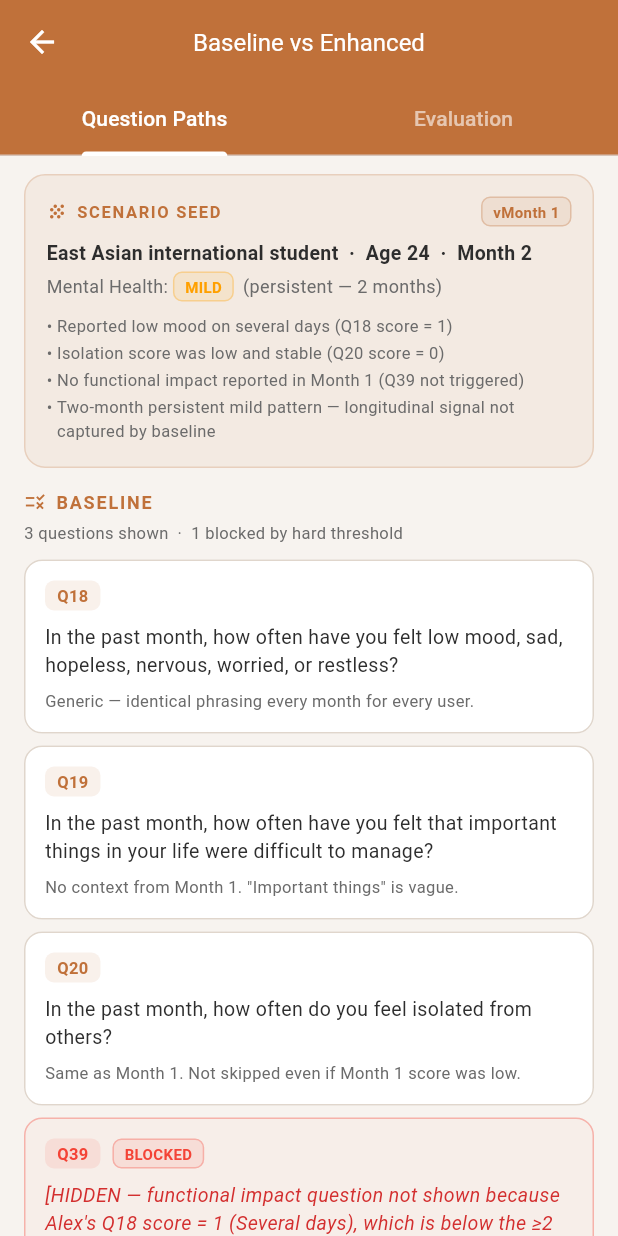
After one commit to JayReeMarine/FWG-Adaptive-Assessments, a Flutter app: the screen it shows after launch, after a tap on "View Side-by-Side", on a phone screen of 412 x 824 dp. The commit adds this screen. Run offline on Flutter 3.47's test engine with Material 3 defaults, Android fonts, the phone set to English and light mode, and no system bars; our stand-ins replace supabase_flutter; accounts and stored records are empty.

Commit message:
creat comparison data with baseline + enhanced version

```diff
--- a/flutter_mockup/lib/config/comparison_scenario.dart
+++ b/flutter_mockup/lib/config/comparison_scenario.dart
@@ -115,27 +115,27 @@ const alexSeed = UserSeed(
 /// In Alex's scenario: Q18 answer = 1 (Several days) → Rule 13 NOT triggered
 ///   → Q39 is HIDDEN.  This is the core limitation the enhanced version fixes.
 const baselineMentalHealthPath = [
-  _BaselineQuestion(
+  BaselineQuestion(
     id: 18,
     text: 'In the past month, how often have you felt low mood, sad, '
         'hopeless, nervous, worried, or restless?',
     options: ['Not at all', 'Several days', 'More than half the days', 'Nearly every day'],
     note: 'Generic — identical phrasing every month for every user.',
   ),
-  _BaselineQuestion(
+  BaselineQuestion(
     id: 19,
     text: 'In the past month, how often have you felt that important things '
         'in your life were difficult to manage?',
     options: ['Never', 'Rarely', 'Sometimes', 'Often', 'Always'],
     note: 'No context from Month 1. "Important things" is vague.',
   ),
-  _BaselineQuestion(
+  BaselineQuestion(
     id: 20,
     text: 'In the past month, how often do you feel isolated from others?',
     options: ['Not at all', 'Several days', 'More than half the days', 'Nearly every day'],
     note: 'Same as Month 1. Not skipped even if Month 1 score was low.',
   ),
-  _BaselineQuestion(
+  BaselineQuestion(
     id: 39,
     text: '[HIDDEN — functional impact question not shown because '
         'Alex\'s Q18 score = 1 (Several days), which is below the ≥2 threshold '
@@ -157,7 +157,7 @@ const baselineMentalHealthPath = [
 ///   4. Q39 unlocked early based on two-month pattern, not hard score threshold
 ///   5. Q20 skipped — low & stable score from Month 1, no new information
 const enhancedMentalHealthPath = [
-  _EnhancedQuestion(
+  EnhancedQuestion(
     id: 18,
     text: 'Over the past month, have you continued to experience feelings like '
         'low mood, worry, or restlessness? Last month you reported this '
@@ -166,7 +166,7 @@ const enhancedMentalHealthPath = [
     why: 'References Month 1. Acknowledges continuity rather than repeating '
         'the same generic question.',
   ),
-  _EnhancedQuestion(
+  EnhancedQuestion(
     id: 19,
     text: 'In the past month, has it felt harder than usual to stay on top '
         'of your studies, daily responsibilities, or relationships?',
@@ -174,7 +174,7 @@ const enhancedMentalHealthPath = [
     why: 'Student-specific phrasing ("studies, responsibilities") replaces '
         'the vague "important things in your life". More relevant to Alex\'s context.',
   ),
-  _EnhancedQuestion(
+  EnhancedQuestion(
     id: -1, // mock — not yet in DB
     text: 'Since you\'ve reported similar feelings for two months in a row, '
         'how would you describe the change over the past month?',
@@ -183,7 +183,7 @@ const enhancedMentalHealthPath = [
         'Not based on a single-month score threshold. '
         'Captures longitudinal signal the baseline cannot detect.',
   ),
-  _EnhancedQuestion(
+  EnhancedQuestion(
     id: 39,
     text: 'Have these feelings made it harder for you to manage your daily life — '
         'for example, attending classes, completing work, or maintaining relationships?',
@@ -201,32 +201,32 @@ const enhancedMentalHealthPath = [
 
 /// Comparison of baseline vs enhanced for each of Zach's 6 evaluation dimensions.
 const comparisonSummary = [
-  _Dimension(
+  ComparisonDimension(
     name: 'Relevance',
     baseline: 'Generic questions for all users at any month',
     enhanced: 'Questions adapted to student context and Month 1 history',
   ),
-  _Dimension(
+  ComparisonDimension(
     name: 'Clarity',
     baseline: 'Clinical phrasing — "important things in your life were difficult to manage"',
     enhanced: 'Contextualised — "studies, daily responsibilities, or relationships"',
   ),
-  _Dimension(
+  ComparisonDimension(
     name: 'Non-repetitiveness',
     baseline: 'Q20 asked every month regardless of prior low stable score',
     enhanced: 'Q20 skipped — no new information expected based on Month 1',
   ),
-  _Dimension(
+  ComparisonDimension(
     name: 'Logical progression',
     baseline: 'Three standalone questions, no narrative link',
     enhanced: 'Q1 references Month 1 → trend Q → functional impact Q',
   ),
-  _Dimension(
+  ComparisonDimension(
     name: 'Perceived adaptiveness',
     baseline: 'No indication the system knows the user\'s history',
     enhanced: 'Q1 explicitly acknowledges Month 1: "Last month you reported…"',
   ),
-  _Dimension(
+  ComparisonDimension(
     name: 'Sensitivity / appropriateness',
     baseline: 'Identical clinical wording for all cultural backgrounds',
     enhanced: 'Softer tone reduces stigma barrier; student context reduces alienation',
@@ -235,13 +235,13 @@ const comparisonSummary = [
 
 // ─── Data classes (plain Dart — no Flutter dependencies) ─────────────────────
 
-class _BaselineQuestion {
+class BaselineQuestion {
   final int id;
   final String text;
   final List<String> options;
   final String note;
   final bool blocked;
-  const _BaselineQuestion({
+  const BaselineQuestion({
     required this.id,
     required this.text,
     required this.options,
@@ -250,12 +250,12 @@ class _BaselineQuestion {
   });
 }
 
-class _EnhancedQuestion {
+class EnhancedQuestion {
   final int id;
   final String text;
   final List<String> options;
   final String why;
-  const _EnhancedQuestion({
+  const EnhancedQuestion({
     required this.id,
     required this.text,
     required this.options,
@@ -263,11 +263,11 @@ class _EnhancedQuestion {
   });
 }
 
-class _Dimension {
+class ComparisonDimension {
   final String name;
   final String baseline;
   final String enhanced;
-  const _Dimension({
+  const ComparisonDimension({
     required this.name,
     required this.baseline,
     required this.enhanced,
--- /dev/null
+++ b/flutter_mockup/lib/screens/comparison_page.dart
@@ -0,0 +1,490 @@
+import 'package:flutter/material.dart';
+import '../config/comparison_scenario.dart';
+import '../utils/constants.dart';
+
+/// Side-by-side research comparison screen.
+///
+/// Shows the Mental Health domain question paths for Alex's Month 2 run:
+///   • Question Paths tab — Baseline questions (with blocked indicator)
+///                          vs Enhanced questions (with why labels)
+///   • Evaluation tab     — 6-dimension comparison table (Zach's criteria)
+///
+/// Used for supervisor demos and the Step 5/6 comparison environment.
+class ComparisonPage extends StatefulWidget {
+  const ComparisonPage({super.key});
+
+  @override
+  State<ComparisonPage> createState() => _ComparisonPageState();
+}
+
+class _ComparisonPageState extends State<ComparisonPage>
+    with SingleTickerProviderStateMixin {
+  late TabController _tabController;
+
+  @override
+  void initState() {
+    super.initState();
+    _tabController = TabController(length: 2, vsync: this);
+  }
+
+  @override
+  void dispose() {
+    _tabController.dispose();
+    super.dispose();
+  }
+
+  // ── Build ─────────────────────────────────────────────────────────────────
+
+  @override
+  Widget build(BuildContext context) {
+    return Scaffold(
+      backgroundColor: AppColors.background,
+      appBar: AppBar(
+        backgroundColor: AppColors.primary,
+        elevation: 0,
+        leading: IconButton(
+          icon: const Icon(Icons.arrow_back, color: Colors.white),
+          onPressed: () => Navigator.of(context).pop(),
+        ),
+        title: const Text(
+          'Baseline vs Enhanced',
+          style: TextStyle(color: Colors.white, fontSize: 16),
+        ),
+        centerTitle: true,
+        bottom: TabBar(
+          controller: _tabController,
+          indicatorColor: Colors.white,
+          labelColor: Colors.white,
+          unselectedLabelColor: Colors.white60,
+          tabs: const [
+            Tab(text: 'Question Paths'),
+            Tab(text: 'Evaluation'),
+          ],
+        ),
+      ),
+      body: Column(
+        children: [
+          _buildSeedCard(),
+          Expanded(
+            child: TabBarView(
+              controller: _tabController,
+              children: [
+                _buildQuestionPathsTab(),
+                _buildEvaluationTab(),
+              ],
+            ),
+          ),
+        ],
+      ),
+    );
+  }
+
+  // ── Scenario Seed Card ────────────────────────────────────────────────────
+
+  Widget _buildSeedCard() {
+    return Container(
+      margin: const EdgeInsets.fromLTRB(16, 12, 16, 0),
+      padding: const EdgeInsets.all(14),
+      decoration: BoxDecoration(
+        color: AppColors.primary.withValues(alpha: 0.07),
+        borderRadius: BorderRadius.circular(14),
+        border: Border.all(color: AppColors.primary.withValues(alpha: 0.22)),
+      ),
+      child: Column(
+        crossAxisAlignment: CrossAxisAlignment.start,
+        children: [
+          Row(
+            children: [
+              const Icon(Icons.grain, size: 14, color: AppColors.primary),
+              const SizedBox(width: 6),
+              const Text(
+                'SCENARIO SEED',
+                style: TextStyle(
+                  fontSize: 11,
+                  fontWeight: FontWeight.w700,
+                  color: AppColors.primary,
+                  letterSpacing: 1.1,
+                ),
+              ),
+              const Spacer(),
+              _tagChip('v${alexSeed.version}', AppColors.primary),
+            ],
+          ),
+          const SizedBox(height: 8),
+          Text(
+            '${alexSeed.demographics.background}  ·  '
+            'Age ${alexSeed.demographics.age}  ·  Month 2',
+            style: const TextStyle(
+              fontSize: 13,
+              fontWeight: FontWeight.w600,
+              color: AppColors.textPrimary,
+            ),
+          ),
+          const SizedBox(height: 3),
+          Row(
+            children: [
+              const Text(
+                'Mental Health: ',
+                style: TextStyle(fontSize: 12, color: AppColors.textSecondary),
+              ),
+              _tagChip(
+                alexSeed.domainRiskLevels['MENTAL HEALTH']!.toUpperCase(),
+                Colors.amber[700]!,
+              ),
+              const SizedBox(width: 6),
+              const Text(
+                '(persistent — 2 months)',
+                style: TextStyle(fontSize: 12, color: AppColors.textSecondary),
+              ),
+            ],
+          ),
+          const SizedBox(height: 8),
+          ...alexSeed.contextNotes.map(
+            (note) => Padding(
+              padding: const EdgeInsets.only(bottom: 2),
+              child: Row(
+                crossAxisAlignment: CrossAxisAlignment.start,
+                children: [
+                  const Text('• ',
+                      style: TextStyle(
+                          fontSize: 11, color: AppColors.textSecondary)),
+                  Expanded(
+                    child: Text(
+                      note,
+                      style: const TextStyle(
+                          fontSize: 11, color: AppColors.textSecondary),
+                    ),
+                  ),
+                ],
+              ),
+            ),
+          ),
+        ],
+      ),
+    );
+  }
+
+  // ── Question Paths Tab ────────────────────────────────────────────────────
+
+  Widget _buildQuestionPathsTab() {
+    return SingleChildScrollView(
+      padding: const EdgeInsets.fromLTRB(16, 14, 16, 24),
+      child: Column(
+        crossAxisAlignment: CrossAxisAlignment.start,
+        children: [
+          _sectionHeader('BASELINE', AppColors.primary, Icons.rule),
+          const SizedBox(height: 4),
+          Text(
+            '${baselineMentalHealthPath.length - 1} questions shown  ·  1 blocked by hard threshold',
+            style: const TextStyle(fontSize: 11, color: AppColors.textSecondary),
+          ),
+          const SizedBox(height: 10),
+          ...baselineMentalHealthPath.map(_buildBaselineCard),
+          const SizedBox(height: 20),
+          _sectionHeader(
+              'ENHANCED', const Color(0xFF1565C0), Icons.auto_awesome),
+          const SizedBox(height: 4),
+          const Text(
+            '4 questions shown  ·  1 skipped (low stable score)  ·  1 new question',
+            style: TextStyle(fontSize: 11, color: AppColors.textSecondary),
+          ),
+          const SizedBox(height: 10),
+          ...enhancedMentalHealthPath.map(_buildEnhancedCard),
+          _buildSkippedNote(),
+        ],
+      ),
+    );
+  }
+
+  Widget _buildBaselineCard(BaselineQuestion q) {
+    return Card(
+      elevation: 0,
+      margin: const EdgeInsets.only(bottom: 8),
+      shape: RoundedRectangleBorder(
+        borderRadius: BorderRadius.circular(12),
+        side: BorderSide(
+          color: q.blocked
+              ? Colors.red.withValues(alpha: 0.35)
+              : AppColors.divider,
+        ),
+      ),
+      color: q.blocked
+          ? Colors.red.withValues(alpha: 0.03)
+          : AppColors.cardBackground,
+      child: Padding(
+        padding: const EdgeInsets.all(14),
+        child: Column(
+          crossAxisAlignment: CrossAxisAlignment.start,
+          children: [
+            Row(
+              children: [
+                _qBadge(
+                  'Q${q.id}',
+                  q.blocked ? Colors.red : AppColors.primary,
+                ),
+                const SizedBox(width: 8),
+                if (q.blocked) _tagChip('BLOCKED', Colors.red),
+              ],
+            ),
+            const SizedBox(height: 8),
+            Text(
+              q.text,
+              style: TextStyle(
+                fontSize: 13,
+                color: q.blocked
+                    ? Colors.red.shade700
+                    : AppColors.textPrimary,
+                fontStyle:
+                    q.blocked ? FontStyle.italic : FontStyle.normal,
+              ),
+            ),
+            const SizedBox(height: 6),
+            Text(
+              q.note,
+              style: const TextStyle(
+                  fontSize: 11, color: AppColors.textSecondary),
+            ),
+          ],
+        ),
+      ),
+    );
+  }
+
+  Widget _buildEnhancedCard(EnhancedQuestion q) {
+    final isMock = q.id == -1;
+    final isUnlocked = q.id == 39;
+    return Card(
+      elevation: 0,
+      margin: const EdgeInsets.only(bottom: 8),
+      shape: RoundedRectangleBorder(
+        borderRadius: BorderRadius.circular(12),
+        side: BorderSide(
+          color: const Color(0xFF1565C0).withValues(alpha: 0.25),
+        ),
+      ),
+      child: Padding(
+        padding: const EdgeInsets.all(14),
+        child: Column(
+          crossAxisAlignment: CrossAxisAlignment.start,
+          children: [
+            Row(
+              children: [
+                _qBadge(
+                  isMock ? 'NEW' : 'Q${q.id}',
+                  const Color(0xFF1565C0),
+                ),
+                const SizedBox(width: 8),
+                if (isMock) _tagChip('NEW QUESTION', Colors.teal),
+                if (isUnlocked)
+                  _tagChip('UNLOCKED EARLY', const Color(0xFF1565C0)),
+              ],
+            ),
+            const SizedBox(height: 8),
+            Text(
+              q.text,
+              style: const TextStyle(
+                  fontSize: 13, color: AppColors.textPrimary),
+            ),
+            const SizedBox(height: 6),
+            Row(
+              crossAxisAlignment: CrossAxisAlignment.start,
+              children: [
+                const Icon(Icons.lightbulb_outline,
+                    size: 12, color: AppColors.accent),
+                const SizedBox(width: 4),
+                Expanded(
+                  child: Text(
+                    q.why,
+                    style: const TextStyle(
+                        fontSize: 11, color: AppColors.textSecondary),
+                  ),
+                ),
+              ],
+            ),
+          ],
+        ),
+      ),
+    );
+  }
+
+  Widget _buildSkippedNote() {
+    return Card(
+      elevation: 0,
+      margin: const EdgeInsets.only(bottom: 8),
+      shape: RoundedRectangleBorder(
+        borderRadius: BorderRadius.circular(12),
+        side: BorderSide(color: Colors.grey.withValues(alpha: 0.3)),
+      ),
+      color: Colors.grey.withValues(alpha: 0.04),
+      child: const Padding(
+        padding: EdgeInsets.all(14),
+        child: Row(
+          crossAxisAlignment: CrossAxisAlignment.start,
+          children: [
+            Icon(Icons.skip_next, size: 16, color: AppColors.textSecondary),
+            SizedBox(width: 8),
+            Expanded(
+              child: Text(
+                'Q20 (isolation) — SKIPPED: Low and stable score in Month 1. '
+                'No new information expected.',
+                style: TextStyle(
+                    fontSize: 12,
+                    color: AppColors.textSecondary,
+                    fontStyle: FontStyle.italic),
+              ),
+            ),
+          ],
+        ),
+      ),
+    );
+  }
+
+  // ── Evaluation Tab ────────────────────────────────────────────────────────
+
+  Widget _buildEvaluationTab() {
+    return SingleChildScrollView(
+      padding: const EdgeInsets.fromLTRB(16, 14, 16, 24),
+      child: Column(
+        crossAxisAlignment: CrossAxisAlignment.start,
+        children: [
+          const Text(
+            'Zach\'s 6 Evaluation Dimensions',
+            style: TextStyle(
+              fontSize: 13,
+              fontWeight: FontWeight.w600,
+              color: AppColors.textPrimary,
+            ),
+          ),
+          const SizedBox(height: 4),
+          const Text(
+            'How well does each path score on the criteria used in the user study?',
+            style: TextStyle(fontSize: 12, color: AppColors.textSecondary),
+          ),
+          const SizedBox(height: 12),
+          ...comparisonSummary.map(_buildDimensionCard),
+        ],
+      ),
+    );
+  }
+
+  Widget _buildDimensionCard(ComparisonDimension d) {
+    return Card(
+      elevation: 0,
+      margin: const EdgeInsets.only(bottom: 10),
+      shape: RoundedRectangleBorder(
+        borderRadius: BorderRadius.circular(12),
+        side: const BorderSide(color: AppColors.divider),
+      ),
+      child: Padding(
+        padding: const EdgeInsets.all(14),
+        child: Column(
+          crossAxisAlignment: CrossAxisAlignment.start,
+          children: [
+            Text(
+              d.name,
+              style: const TextStyle(
+                fontWeight: FontWeight.w700,
+                fontSize: 14,
+                color: AppColors.textPrimary,
+              ),
+            ),
+            const SizedBox(height: 10),
+            _dimensionRow('Baseline', d.baseline, AppColors.primary),
+            const SizedBox(height: 6),
+            _dimensionRow('Enhanced', d.enhanced, const Color(0xFF1565C0)),
+          ],
+        ),
+      ),
+    );
+  }
+
+  Widget _dimensionRow(String label, String text, Color color) {
+    return Row(
+      crossAxisAlignment: CrossAxisAlignment.start,
+      children: [
+        Container(
+          width: 68,
+          padding: const EdgeInsets.symmetric(horizontal: 6, vertical: 2),
+          decoration: BoxDecoration(
+            color: color.withValues(alpha: 0.1),
+            borderRadius: BorderRadius.circular(6),
+          ),
+          child: Text(
+            label,
+            textAlign: TextAlign.center,
+            style: TextStyle(
+              fontSize: 11,
+              fontWeight: FontWeight.w700,
+              color: color,
+            ),
+          ),
+        ),
+        const SizedBox(width: 8),
+        Expanded(
+          child: Text(
+            text,
+            style: const TextStyle(
+                fontSize: 12, color: AppColors.textSecondary),
+          ),
+        ),
+      ],
+    );
+  }
+
+  // ── Helpers ───────────────────────────────────────────────────────────────
+
+  Widget _sectionHeader(String label, Color color, IconData icon) {
+    return Row(
+      children: [
+        Icon(icon, size: 15, color: color),
+        const SizedBox(width: 6),
+        Text(
+          label,
+          style: TextStyle(
+            fontSize: 12,
+            fontWeight: FontWeight.w700,
+            color: color,
+            letterSpacing: 1.2,
+          ),
+        ),
+      ],
+    );
+  }
+
+  Widget _qBadge(String label, Color color) {
+    return Container(
+      padding: const EdgeInsets.symmetric(horizontal: 8, vertical: 2),
+      decoration: BoxDecoration(
+        color: color.withValues(alpha: 0.1),
+        borderRadius: BorderRadius.circular(6),
+      ),
+      child: Text(
+        label,
+        style: TextStyle(
+          fontSize: 11,
+          fontWeight: FontWeight.w700,
+          color: color,
+        ),
+      ),
+    );
+  }
+
+  Widget _tagChip(String label, Color color) {
+    return Container(
+      padding: const EdgeInsets.symmetric(horizontal: 7, vertical: 2),
+      decoration: BoxDecoration(
+        color: color.withValues(alpha: 0.1),
+        borderRadius: BorderRadius.circular(6),
+        border: Border.all(color: color.withValues(alpha: 0.3)),
+      ),
+      child: Text(
+        label,
+        style: TextStyle(
+          fontSize: 10,
+          fontWeight: FontWeight.w700,
+          color: color,
+        ),
+      ),
+    );
+  }
+}
--- a/flutter_mockup/lib/screens/home_page.dart
+++ b/flutter_mockup/lib/screens/home_page.dart
@@ -2,6 +2,7 @@ import 'package:flutter/material.dart';
 import '../repositories/session_repository.dart';
 import '../utils/constants.dart';
 import 'survey_page.dart';
+import 'comparison_page.dart';
 
 class HomePage extends StatefulWidget {
   const HomePage({super.key});
@@ -242,6 +243,8 @@ class _HomePageState extends State<HomePage> {
     return Column(
       crossAxisAlignment: CrossAxisAlignment.start,
       children: [
+        Row(
+          children: [
             const Text(
               'Research Comparison',
               style: TextStyle(
@@ -250,6 +253,31 @@ class _HomePageState extends State<HomePage> {
                 fontWeight: FontWeight.w600,
                 letterSpacing: 1.2,
               ),
+            ),
+            const Spacer(),
+            GestureDetector(
+              onTap: () => Navigator.push(
+                context,
+                MaterialPageRoute(
+                    builder: (_) => const ComparisonPage()),
+              ),
+              child: Row(
+                children: [
+                  Text(
+                    'View Side-by-Side',
+                    style: TextStyle(
+                      fontSize: 12,
+                      color: AppColors.primary.withValues(alpha: 0.8),
+                      fontWeight: FontWeight.w600,
+                    ),
+                  ),
+                  Icon(Icons.chevron_right,
+                      size: 16,
+                      color: AppColors.primary.withValues(alpha: 0.8)),
+                ],
+              ),
+            ),
+          ],
         ),
         const SizedBox(height: 10),
         _buildComparisonCard(
```
Also changed, not shown: 1 other file. Lines whose indentation alone changed are shown as unchanged.
